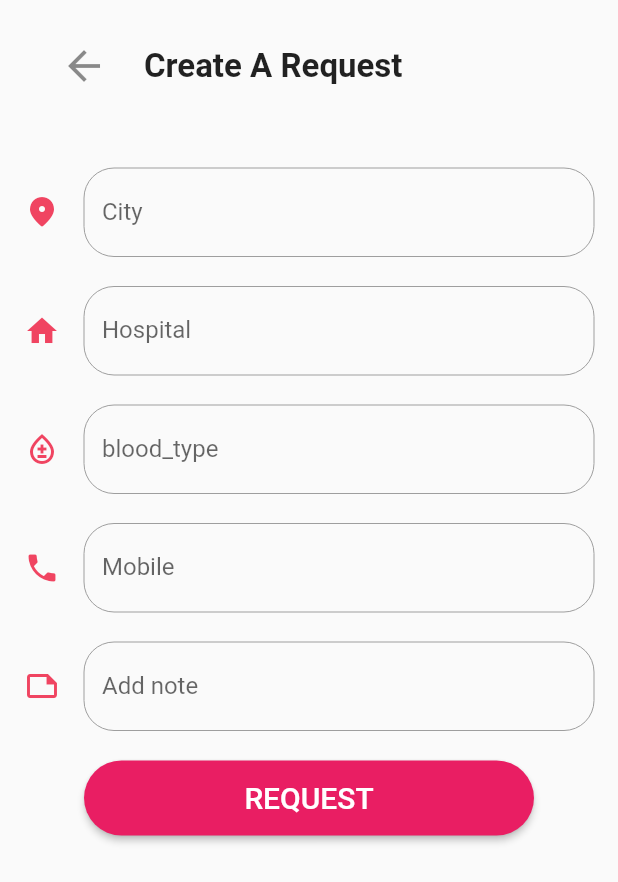
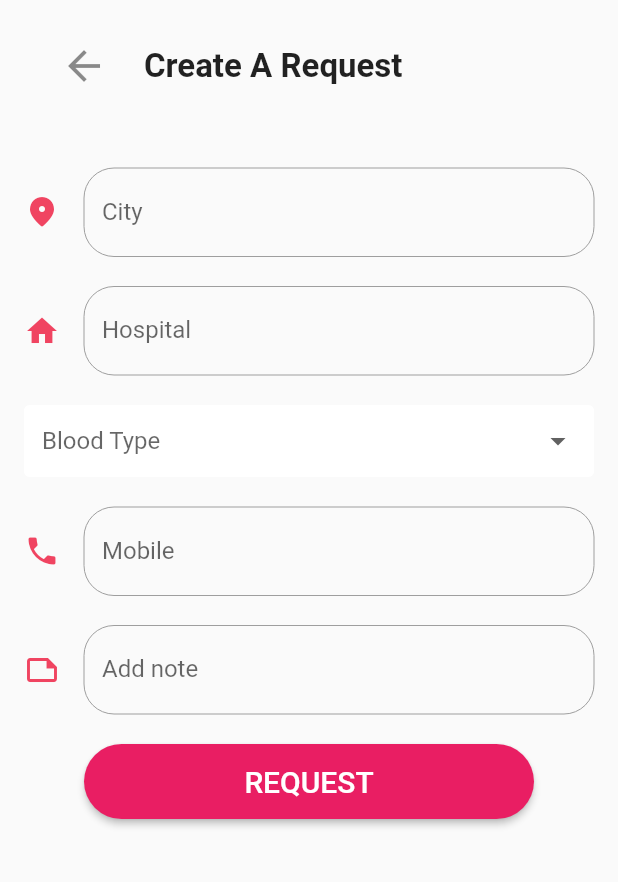
Before and after one commit to UG-BLOOD-DONATE/main_appilcation, a Flutter app: the screen it shows once a user with an empty profile is signed in, after a tap on "Request", on a phone screen of 412 x 824 dp. Shown: the top 882 px of the screen. Run offline on Flutter 3.47's test engine with Material 2 defaults, Android fonts, the phone set to English and light mode, and no system bars; our stand-ins replace cached_network_image, carousel_slider, cloud_firestore, firebase_auth, firebase_core, firebase_storage and 16 more; missing offline and left inert: dialogflow_flutter, dialogflow_grpc, flutter_polyline_points, sound_stream; accounts and stored records are empty; network calls fail; project files that could hold a hidden picture were left out.

Commit message:
updates
updates

```diff
--- /dev/null
+++ b/lib/components/constants.dart
@@ -0,0 +1,13 @@
+import 'package:flutter/material.dart';
+
+const textInputDecoration = InputDecoration(
+  fillColor: Colors.white,
+  filled: true,
+  contentPadding: EdgeInsets.all(12.0),
+  enabledBorder: OutlineInputBorder(
+    borderSide: BorderSide(color: Colors.white, width: 2.0),
+  ),
+  focusedBorder: OutlineInputBorder(
+    borderSide: BorderSide(color: Colors.pink, width: 2.0),
+  ),
+);
--- /dev/null
+++ b/lib/components/loading.dart
@@ -0,0 +1,17 @@
+import 'package:flutter/material.dart';
+import 'package:flutter_spinkit/flutter_spinkit.dart';
+
+class Loading extends StatelessWidget {
+  @override
+  Widget build(BuildContext context) {
+    return Container(
+      color: Colors.brown[100],
+      child: Center(
+        child: SpinKitChasingDots(
+          color: Colors.brown,
+          size: 50.0,
+        ),
+      ),
+    );
+  }
+}
--- a/lib/screens/request_blood.dart
+++ b/lib/screens/request_blood.dart
@@ -6,6 +6,7 @@ import 'package:cloud_firestore/cloud_firestore.dart';
 import 'package:firebase_auth/firebase_auth.dart';
 import 'package:flutter/material.dart';
 import 'package:fluttertoast/fluttertoast.dart';
+import 'package:ug_blood_donate/components/constants.dart';
 import 'package:ug_blood_donate/home.dart';
 
 const String myhomepageRoute = '/';
@@ -62,6 +63,16 @@ class _MyRequestState extends State<MyRequest> {
   TextEditingController bloodtype = TextEditingController();
   TextEditingController contact = TextEditingController();
   TextEditingController note = TextEditingController();
+  final List<String> sugars = [
+    'A+',
+    'A-',
+    'B+',
+    'B-',
+    'O+',
+    'O-',
+    'AB+',
+    'AB-'
+  ];
 
   //var measure;
 
@@ -86,71 +97,9 @@ class _MyRequestState extends State<MyRequest> {
                 Center(
                   child: Image.asset('assets/back_arr.png'),
                 ),
-                // const Align(
-                //     alignment: Alignment.topLeft,
-                //     child: Text("Full name:",
-                //         style: TextStyle(fontWeight: FontWeight.w700))),
-                // Align(
-                //   alignment: Alignment.topLeft,
-                //   child: Text(firstName + " " + lastName),
-                // ),
-                // const SizedBox(
-                //   height: 10,
-                // ),
-                // const Align(
-                //     alignment: Alignment.topLeft,
-                //     child: Text("Body Temperature:",
-                //         style: TextStyle(fontWeight: FontWeight.w700))),
-                // Align(
-                //   alignment: Alignment.topLeft,
-                //   child: Text("$bodyTemp ${measure == 1 ? "ºC" : "ºF"}"),
-                // )
               ],
             ),
           ),
-          // actions: <Widget>[
-          //   Row(
-          //     mainAxisAlignment: MainAxisAlignment.spaceEvenly,
-          //     children: <Widget>[
-          //       TextButton(
-          //         style: TextButton.styleFrom(
-          //           primary: Colors.white,
-          //           backgroundColor: Colors.grey,
-          //           shape: const RoundedRectangleBorder(
-          //               borderRadius: BorderRadius.all(Radius.circular(10))),
-          //         ),
-          //   child: const Text('Go to profile'),
-          //   onPressed: () async {
-          //     FocusScope.of(context)
-          //         .unfocus(); // unfocus last selected input field
-          //     Navigator.pop(context);
-          //     await Navigator.push(
-          //             context,
-          //             MaterialPageRoute(
-          //                 builder: (context) =>
-          //                     MyProfilePage())) // Open my profile
-          //         .then((_) => _formKey.currentState ?.reset()); // Empty the form fields
-          //     setState(() {});
-          //   }, // so the alert dialog is closed when navigating back to main page
-          // ),
-          // TextButton(
-          //   style: TextButton.styleFrom(
-          //     primary: Colors.white,
-          //     backgroundColor: Colors.blue,
-          //     shape: const RoundedRectangleBorder(
-          //         borderRadius: BorderRadius.all(Radius.circular(10))),
-          //   ),
-          //   child: const Text('OK'),
-          //   onPressed: () {
-          //     Navigator.of(context).pop(); // Close the dialog
-          //     FocusScope.of(context)
-          //         .unfocus(); // Unfocus the last selected input field
-          //     _formKey.currentState?.reset(); // Empty the form fields
-          //   },
-          // )
-          //     ],
-          //   )
-          // ],
         );
       },
     );
@@ -169,39 +118,6 @@ class _MyRequestState extends State<MyRequest> {
     CollectionReference bloodrequests =
         FirebaseFirestore.instance.collection('bloodrequests');
     return Scaffold(
-      // appBar: AppBar(
-      //   centerTitle: true,
-      // leading: IconButton(
-      //   icon: const Icon(Icons.arrow_back, size: 32.0),
-      //   onPressed: () => Navigator.push(
-      //     context, //true
-      //     MaterialPageRoute(
-      //       builder: (_) => Home(
-      //         currentUser: currentUser,
-      //       ),
-      //     ),
-      //   ),
-      // ),
-      // title: Text(
-      //   "Create A Request",
-      //     // style: TextStyle(
-      //     //   color: Color.fromARGB(0, 10, 10, 10),
-      //     // ),
-      //   ),
-      //   // actions: <Widget>[
-      //   //   IconButton(
-      //   //     icon: const Icon(Icons.account_circle, size: 32.0),
-      //   //     tooltip: 'Profile',
-      //   //     onPressed: () {
-      //   //       Navigator.push(
-      //   //           context,
-      //   //           MaterialPageRoute(
-      //   //             builder: (context) => MyProfilePage(),
-      //   //           ));
-      //   //     },
-      //   //   ),
-      //   // ],
-      // ),
       body: SingleChildScrollView(
         child: Padding(
           padding: const EdgeInsets.all(16.0),
@@ -224,13 +140,6 @@ class _MyRequestState extends State<MyRequest> {
                   style: TextStyle(fontSize: 22, fontWeight: FontWeight.bold),
                 ),
               ),
-              // const Align(
-              //   alignment: Alignment.topLeft,
-              //   child: Text("Enter your data",
-              //       style: TextStyle(
-              //         fontSize: 24,
-              //       )),
-              // ),
               const SizedBox(
                 height: 40,
               ),
@@ -297,23 +206,36 @@ class _MyRequestState extends State<MyRequest> {
                     const SizedBox(
                       height: 20,
                     ),
-                    TextFormField(
-                      controller: bloodtype,
-                      decoration: const InputDecoration(
-                          icon: Icon(
-                            Icons.bloodtype_outlined,
-                            color: Color.fromARGB(234, 239, 52, 83),
-                          ),
-                          labelText: 'blood_type',
-                          enabledBorder: OutlineInputBorder(
-                            borderRadius:
-                                BorderRadius.all(Radius.circular(20.0)),
-                            borderSide:
-                                BorderSide(color: Colors.grey, width: 0.0),
-                          ),
-                          border: OutlineInputBorder()),
-                      keyboardType: TextInputType.text,
+                    DropdownButtonFormField(
+                      //value: bloodtype == null ? 'Blood Type' : bloodtype,
+                      hint: Text('Blood Type'),
+                      decoration: textInputDecoration,
+                      items: sugars.map((sugar) {
+                        return DropdownMenuItem(
+                          value: sugar,
+                          child: Text('$sugar'),
+                        );
+                      }).toList(),
+                      onChanged: (val) => setState(() =>
+                          bloodtype = val.toString() as TextEditingController),
                     ),
+                    // TextFormField(
+                    //   controller: bloodtype,
+                    //   decoration: const InputDecoration(
+                    //       icon: Icon(
+                    //         Icons.bloodtype_outlined,
+                    //         color: Color.fromARGB(234, 239, 52, 83),
+                    //       ),
+                    //       labelText: 'blood_type',
+                    //       enabledBorder: OutlineInputBorder(
+                    //         borderRadius:
+                    //             BorderRadius.all(Radius.circular(20.0)),
+                    //         borderSide:
+                    //             BorderSide(color: Colors.grey, width: 0.0),
+                    //       ),
+                    //       border: OutlineInputBorder()),
+                    //   keyboardType: TextInputType.text,
+                    // ),
                     const SizedBox(
                       height: 20,
                     ),
```
